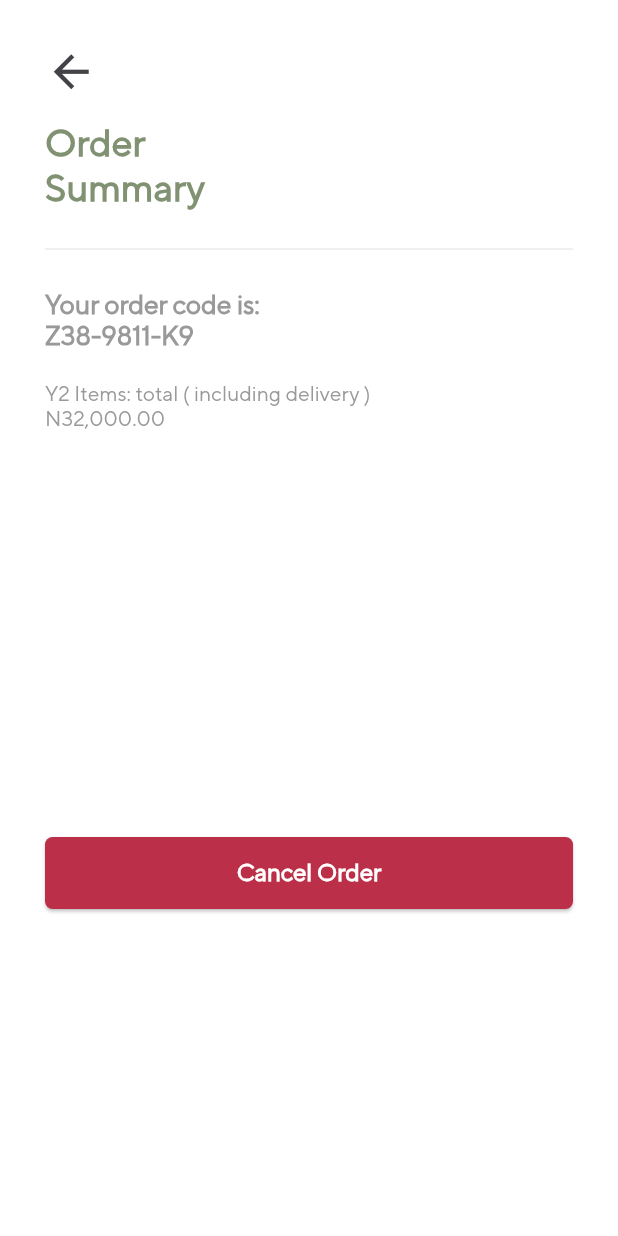
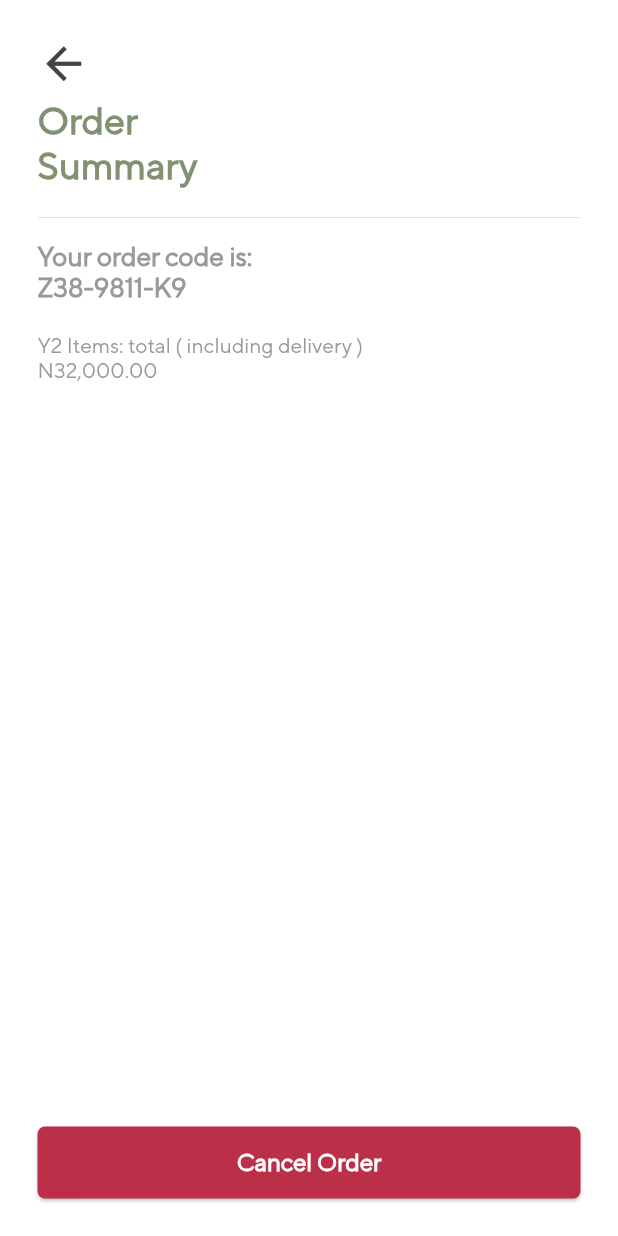
Before and after one commit to SimiPam/aduaba_app, a Flutter app: the OrderSummary screen opened directly, on a phone screen of 412 x 824 dp. Run offline on Flutter 3.47's test engine with Material 2 defaults, Android fonts, the phone set to English and light mode, and no system bars; our stand-ins replace carousel_slider, google_fonts, image_picker, syncfusion_flutter_sliders; missing offline and left inert: syncfusion_flutter_core.

```diff
--- a/lib/screens/orders/order_summary.dart
+++ b/lib/screens/orders/order_summary.dart
@@ -17,11 +17,11 @@ class _OrderSummaryState extends State<OrderSummary> {
   Widget build(BuildContext context) {
     return Scaffold(
       body: Container(
-        margin: EdgeInsets.all(30),
+        margin: EdgeInsets.all(25),
         child: Column(
           children: [
             Padding(
-              padding: const EdgeInsets.only(right: 220),
+              padding: const EdgeInsets.only(right: 200),
               child: Column(
                 children: [
                   SizedBox(
@@ -40,9 +40,7 @@ class _OrderSummaryState extends State<OrderSummary> {
                       ),
                     ),
                   ),
-                  SizedBox(
-                    height: 15,
-                  ),
+                  SizedBox(height: 5),
                   Column(
                     mainAxisAlignment: MainAxisAlignment.spaceBetween,
                     children: [
@@ -58,9 +56,9 @@ class _OrderSummaryState extends State<OrderSummary> {
                 ],
               ),
             ),
-            SizedBox(height: 16),
+            SizedBox(height: 10),
             Divider(height: 20),
-            SizedBox(height: 16),
+            SizedBox(height: 5),
             Padding(
               padding: const EdgeInsets.only(right: 150),
               child: Text(
@@ -86,6 +84,7 @@ class _OrderSummaryState extends State<OrderSummary> {
             //   stepperType: stepperType,
             //   currentStep: _currentStep,
             // ),
+            Spacer(),
             Padding(
               padding: const EdgeInsets.only(top: 270),
               child: SizedBox(
--- a/lib/screens/payment/payment.dart
+++ b/lib/screens/payment/payment.dart
@@ -123,7 +123,7 @@ class _PaymentScreenState extends State<PaymentScreen> {
                 ),
 
                 Padding(
-                  padding: const EdgeInsets.only(top: 600),
+                  padding: const EdgeInsets.only(top: 520),
                   child: SizedBox(
                     width: double.infinity,
                     child: buttonWidget(
--- a/lib/screens/reset_password.dart
+++ b/lib/screens/reset_password.dart
@@ -340,7 +340,7 @@ class _ResetPasswordState extends State<ResetPassword> {
                   builder: (BuildContext context) {
                     return SingleChildScrollView(
                       child: Container(
-                        // height: MediaQuery.of(context).size.height / 100 * 60,
+                         height: MediaQuery.of(context).size.height / 100 * 60,
                         padding:
                             EdgeInsets.symmetric(horizontal: 24, vertical: 32),
                         child: newPasswordModal(),
```
